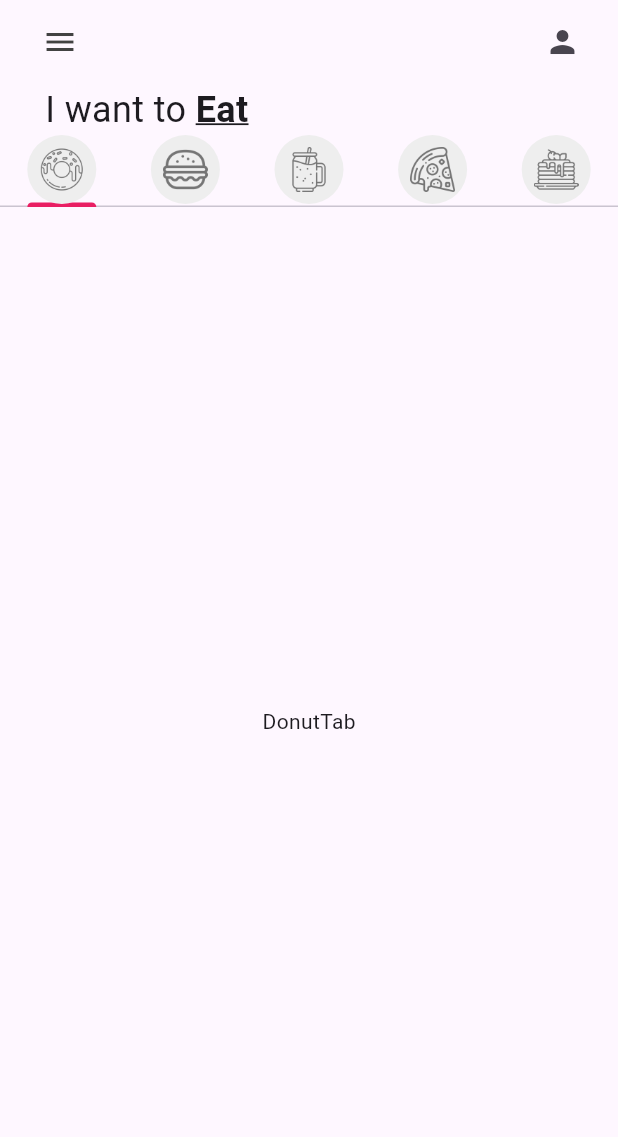
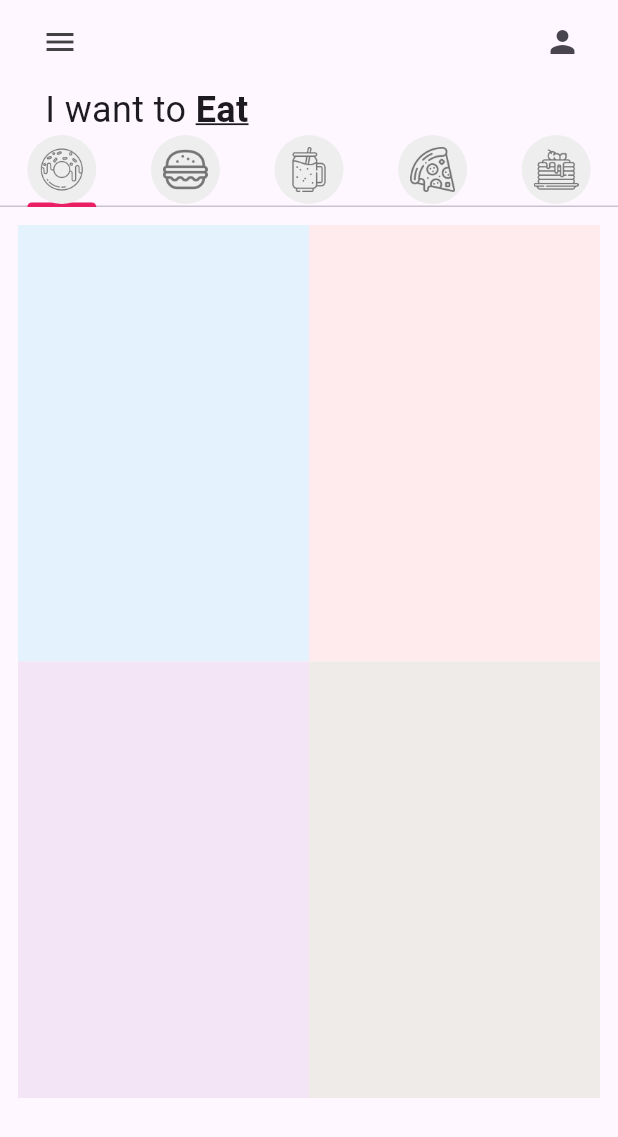
Before and after one commit to LuisChito/p1, a Flutter app: the screen it shows after launch, on a phone screen of 412 x 824 dp. Shown: the top 1137 px of the screen. Run offline on Flutter 3.47's test engine with Material 3 defaults, Android fonts, the phone set to English and light mode, and no system bars.

Commit message:
DonutTile Add

```diff
--- a/p1_donut_app_luis_salazar/lib/pages/home_page.dart
+++ b/p1_donut_app_luis_salazar/lib/pages/home_page.dart
@@ -61,7 +61,7 @@ class _HomePageState extends State<HomePage> {
         //tab bar
         TabBar(tabs:myTabs),
         //tab bar view
-        const Expanded(
+         const Expanded(
           child: TabBarView(children: [
          DonutTab(),
          BurgerTab(),
--- a/p1_donut_app_luis_salazar/lib/tab/DonutTab.dart
+++ b/p1_donut_app_luis_salazar/lib/tab/DonutTab.dart
@@ -1,10 +1,31 @@
 import 'package:flutter/material.dart';
+import 'package:p1_donut_app_luis_salazar/utils/donut_tile.dart';
 
 class DonutTab extends StatelessWidget {
-  const DonutTab({super.key});
+    // list of donuts
+    static const List donutsOnSale = [
+    // [ donutFlavor, donutPrice, donutColor, imageName ]
+    ["Ice Cream", "36", Colors.blue, "lib/images/icecream_donut.png"],
+    ["Strawberry", "45", Colors.red, "lib/images/strawberry_donut.png"],
+    ["Grape Ape", "84", Colors.purple, "lib/images/grape_donut.png"],
+    ["Choco", "95", Colors.brown, "lib/images/chocolate_donut.png"],
+    ];
+
+   const DonutTab({super.key});
 
   @override
   Widget build(BuildContext context) {
-    return const Center(child: Text('DonutTab'));
+    return GridView.builder(
+        itemCount: donutsOnSale.length,
+        padding: const EdgeInsets.all(12),
+      gridDelegate: const SliverGridDelegateWithFixedCrossAxisCount(crossAxisCount: 2, childAspectRatio: 1 / 1.5),
+    itemBuilder: (context, index){
+      return DonutTile(
+        donutFlavor: donutsOnSale[index][0],
+        donutPrice: donutsOnSale[index][1],
+        donutColor: donutsOnSale[index][2],
+        donutName: donutsOnSale[index][3],
+      );
+    });
   }
 }
--- /dev/null
+++ b/p1_donut_app_luis_salazar/lib/utils/donut_tile.dart
@@ -0,0 +1,17 @@
+import 'package:flutter/material.dart';
+
+class DonutTile extends StatelessWidget {
+  final String donutFlavor;
+  final String donutPrice;
+  final String donutName;
+  final dynamic donutColor;
+
+  const DonutTile({super.key, required this.donutFlavor, required this.donutPrice, required this.donutName, required this.donutColor});
+
+  @override
+  Widget build(BuildContext context) {
+    return Container(
+      decoration: (BoxDecoration(color: donutColor[50])),
+    );
+  }
+}
```
Also changed, not shown: 2 other files.
